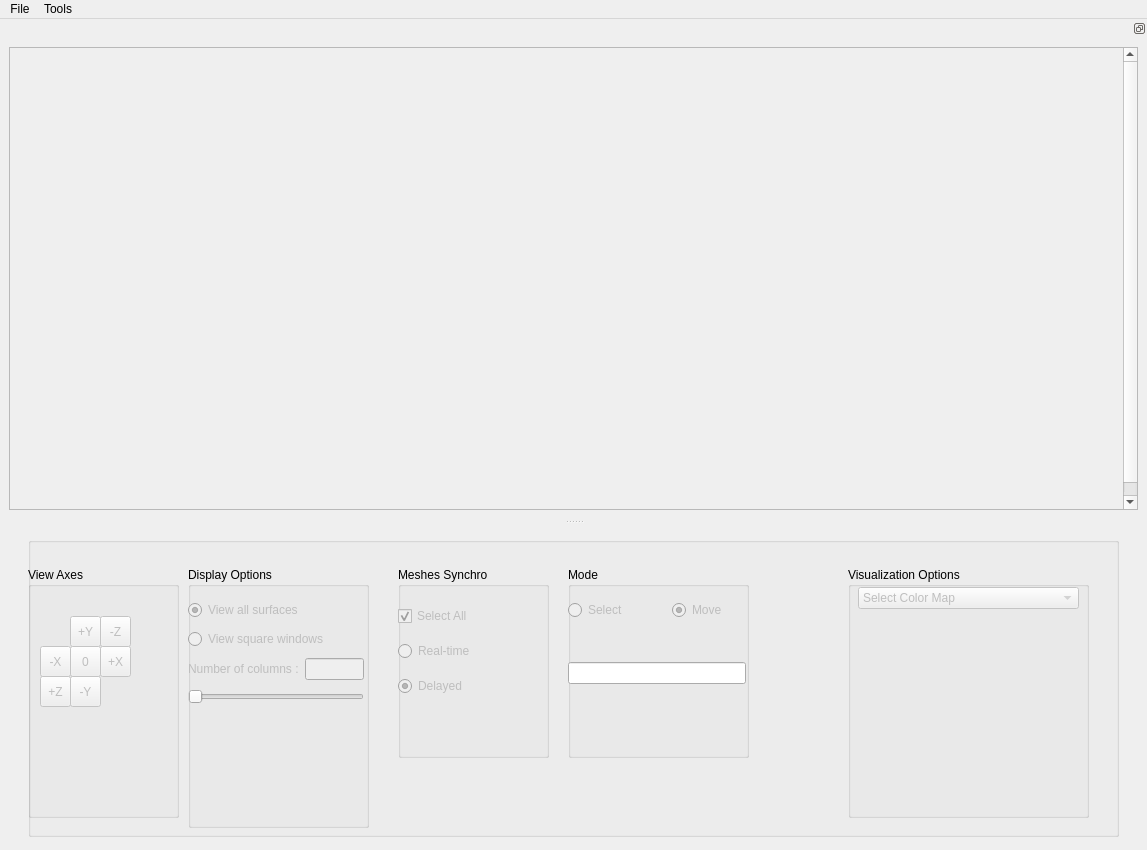
Qt form ShapePopulationViewer.ui (NIRALUser/ShapePopulationViewer) before a commit.
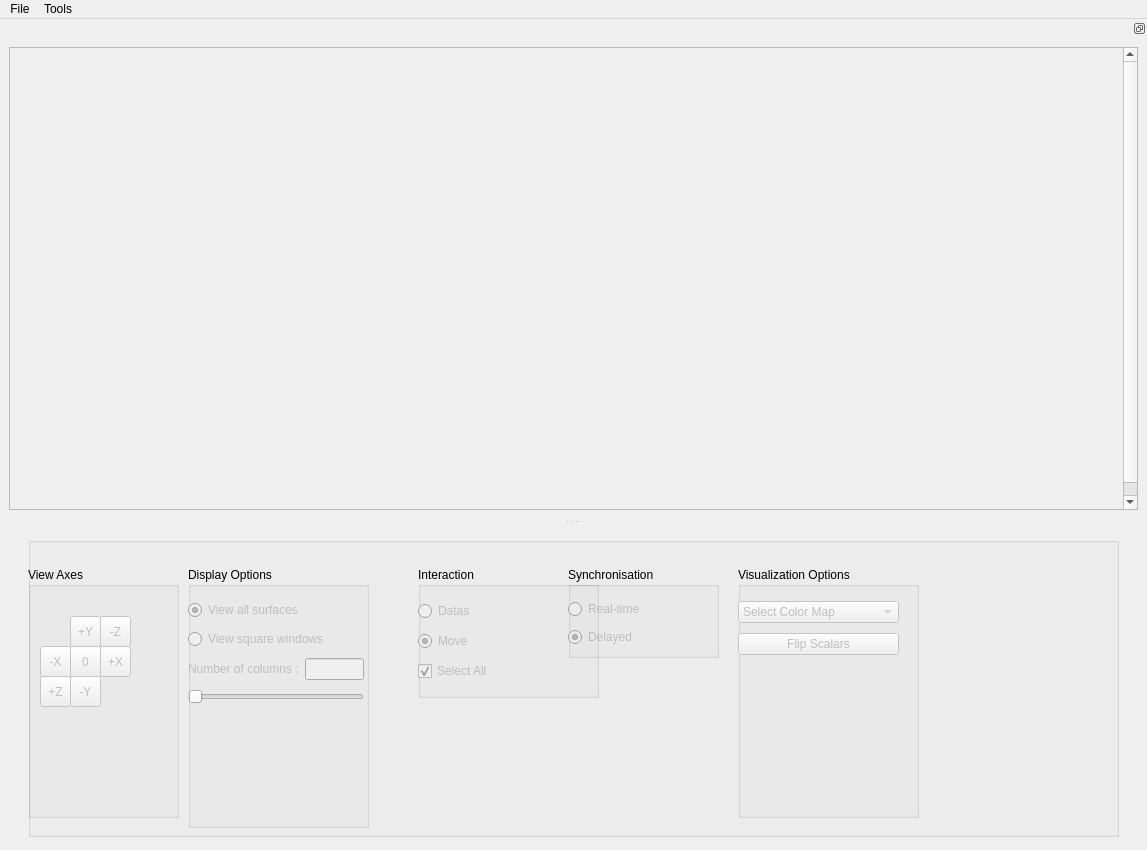
The same form after that commit. Icons and pictures are not drawn.

Commit message:
Adapting ColorMap + flip to selections
ENH : The colormap is applied to selected Windows only
ENH : flip mesh deleted in the menu, and available as a button for selected Windows

The edit to the form file:
```diff
--- a/ShapePopulationViewer.ui
+++ b/ShapePopulationViewer.ui
@@ -54,9 +54,9 @@
       <widget class="QGroupBox" name="BoxVisualization">
        <property name="geometry">
         <rect>
-         <x>820</x>
+         <x>710</x>
          <y>30</y>
-         <width>241</width>
+         <width>181</width>
          <height>251</height>
         </rect>
        </property>
@@ -66,14 +66,14 @@
        <widget class="QWidget" name="verticalLayoutWidget">
         <property name="geometry">
          <rect>
-          <x>10</x>
-          <y>20</y>
-          <width>221</width>
-          <height>101</height>
+          <x>0</x>
+          <y>30</y>
+          <width>161</width>
+          <height>62</height>
          </rect>
         </property>
         <layout class="QVBoxLayout" name="verticalLayout">
-         <item alignment="Qt::AlignTop">
+         <item>
           <widget class="QComboBox" name="colorMapBox">
            <property name="enabled">
             <bool>false</bool>
@@ -85,6 +85,16 @@
            </item>
           </widget>
          </item>
+         <item>
+          <widget class="QPushButton" name="pushButton_flip">
+           <property name="enabled">
+            <bool>false</bool>
+           </property>
+           <property name="text">
+            <string>Flip Scalars</string>
+           </property>
+          </widget>
+         </item>
         </layout>
        </widget>
       </widget>
@@ -301,38 +311,25 @@
       <widget class="QGroupBox" name="BoxSyncho">
        <property name="geometry">
         <rect>
-         <x>370</x>
+         <x>540</x>
          <y>30</y>
          <width>151</width>
-         <height>191</height>
+         <height>91</height>
         </rect>
        </property>
        <property name="title">
-        <string>Meshes Synchro</string>
+        <string>Synchronisation</string>
        </property>
        <widget class="QWidget" name="verticalLayoutWidget_2">
         <property name="geometry">
          <rect>
           <x>0</x>
           <y>30</y>
-          <width>111</width>
-          <height>108</height>
+          <width>92</width>
+          <height>52</height>
          </rect>
         </property>
         <layout class="QVBoxLayout" name="verticalLayout_4">
-         <item>
-          <widget class="QCheckBox" name="checkBox_synchro">
-           <property name="enabled">
-            <bool>false</bool>
-           </property>
-           <property name="text">
-            <string>Select All</string>
-           </property>
-           <property name="checked">
-            <bool>true</bool>
-           </property>
-          </widget>
-         </item>
          <item>
           <widget class="QRadioButton" name="radioButton_1">
            <property name="enabled">
@@ -368,32 +365,32 @@
       <widget class="QGroupBox" name="groupBox">
        <property name="geometry">
         <rect>
-         <x>540</x>
+         <x>390</x>
          <y>30</y>
          <width>181</width>
-         <height>191</height>
+         <height>131</height>
         </rect>
        </property>
        <property name="title">
-        <string>Mode</string>
+        <string>Interaction</string>
        </property>
-       <widget class="QWidget" name="horizontalLayoutWidget_2">
+       <widget class="QWidget" name="verticalLayoutWidget_3">
         <property name="geometry">
          <rect>
           <x>0</x>
           <y>30</y>
-          <width>201</width>
-          <height>27</height>
+          <width>101</width>
+          <height>88</height>
          </rect>
         </property>
-        <layout class="QHBoxLayout" name="horizontalLayout_3">
+        <layout class="QVBoxLayout" name="verticalLayout_3">
          <item>
           <widget class="QRadioButton" name="radioButton_7">
            <property name="enabled">
             <bool>false</bool>
            </property>
            <property name="text">
-            <string>Select</string>
+            <string>Datas</string>
            </property>
           </widget>
          </item>
@@ -410,21 +407,15 @@
            </property>
           </widget>
          </item>
-        </layout>
-       </widget>
-       <widget class="QWidget" name="verticalLayoutWidget_3">
-        <property name="geometry">
-         <rect>
-          <x>0</x>
-          <y>60</y>
-          <width>178</width>
-          <height>93</height>
-         </rect>
-        </property>
-        <layout class="QVBoxLayout" name="verticalLayout_2">
          <item>
-          <widget class="QLineEdit" name="widgetNumberEdit">
-           <property name="readOnly">
+          <widget class="QCheckBox" name="checkBox_synchro">
+           <property name="enabled">
+            <bool>false</bool>
+           </property>
+           <property name="text">
+            <string>Select All</string>
+           </property>
+           <property name="checked">
             <bool>true</bool>
            </property>
           </widget>
```
Left out of the diff: 6 changed lines with no effect on the pictures. The commit also changes 2 other files.
